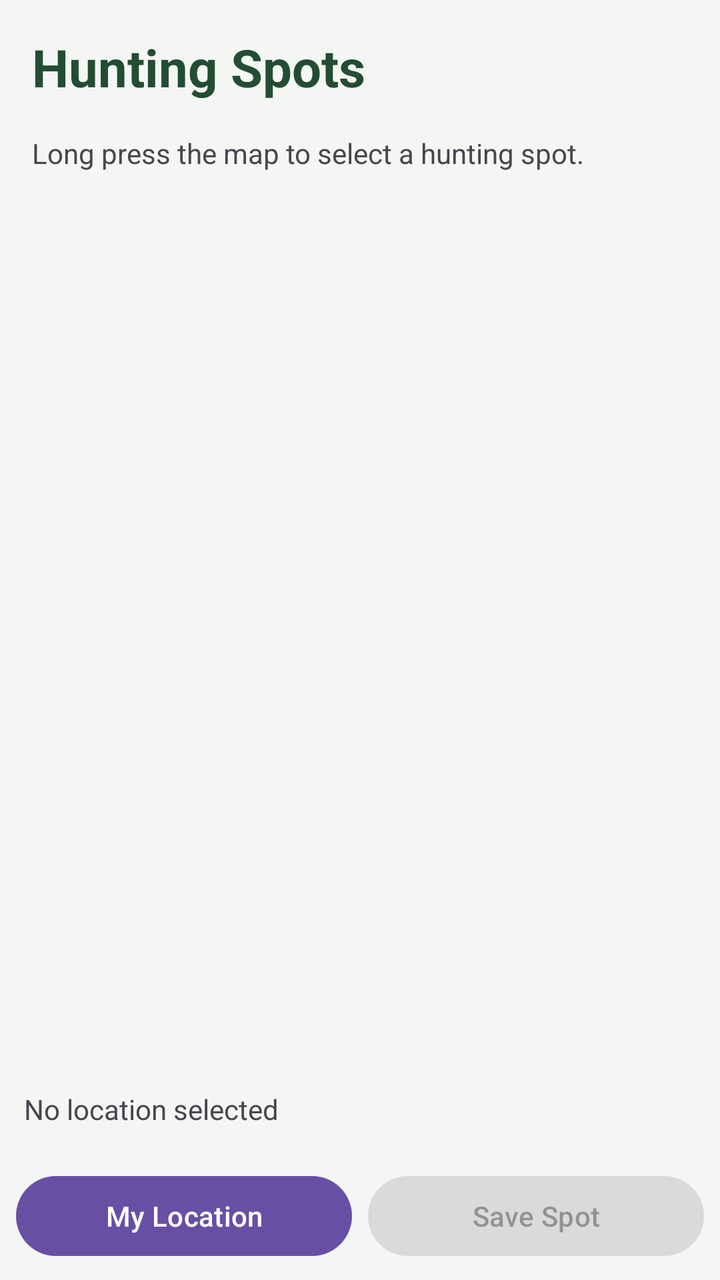
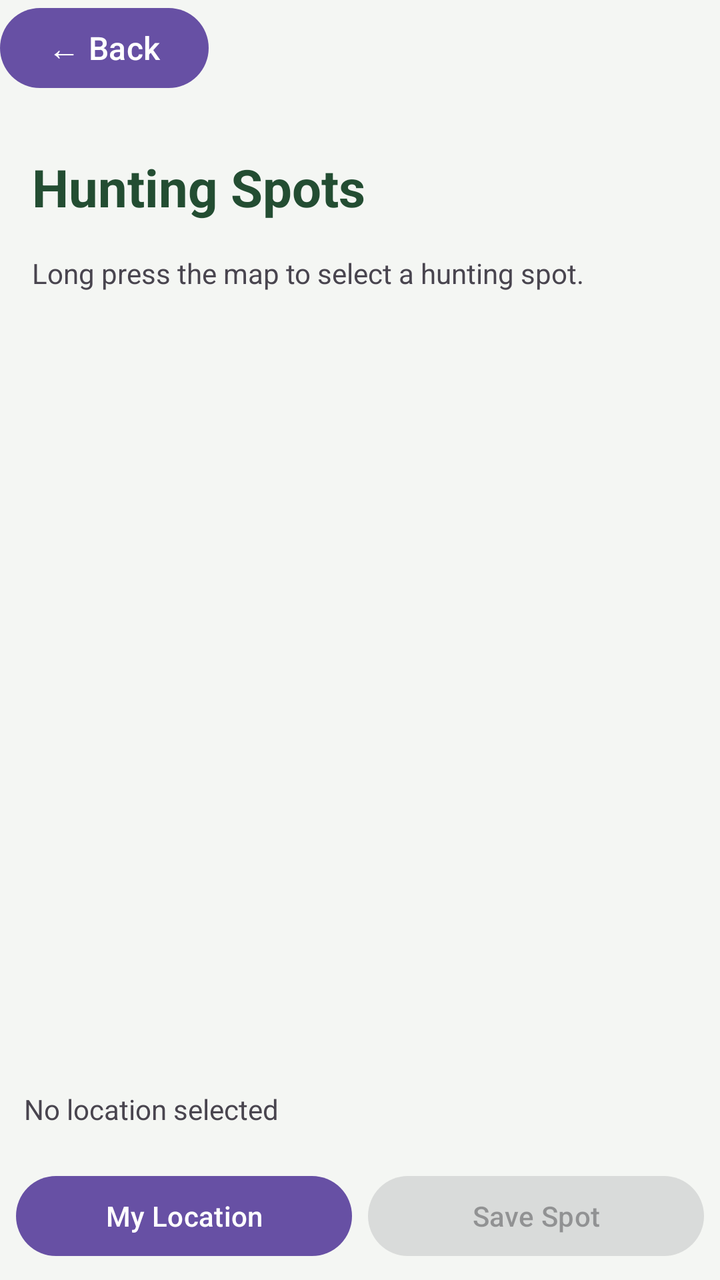

An Android layout rendered at two revisions. The XML below is the earlier revision; the diff shows what the commit changed to produce the second picture.
<!-- AndroidManifest.xml: application theme Theme.HuntersStory -->
<!-- res/layout/activity_spots.xml -->
<?xml version="1.0" encoding="utf-8"?>
<LinearLayout
    xmlns:android="http://schemas.android.com/apk/res/android"
    android:layout_width="match_parent"
    android:layout_height="match_parent"
    android:orientation="vertical"
    android:background="#F4F6F3">

    <TextView
        android:layout_width="match_parent"
        android:layout_height="wrap_content"
        android:padding="16dp"
        android:text="Hunting Spots"
        android:textSize="26sp"
        android:textStyle="bold"
        android:textColor="#234D32" />

    <TextView
        android:layout_width="match_parent"
        android:layout_height="wrap_content"
        android:paddingStart="16dp"
        android:paddingBottom="12dp"
        android:text="Long press the map to select a hunting spot." />

    <FrameLayout
        android:id="@+id/mapContainer"
        android:layout_width="match_parent"
        android:layout_height="0dp"
        android:layout_weight="1" />

    <TextView
        android:id="@+id/tvSelectedSpot"
        android:layout_width="match_parent"
        android:layout_height="wrap_content"
        android:padding="12dp"
        android:text="No location selected" />

    <LinearLayout
        android:layout_width="match_parent"
        android:layout_height="wrap_content"
        android:orientation="horizontal"
        android:padding="8dp">

        <Button
            android:id="@+id/btnMyLocation"
            android:layout_width="0dp"
            android:layout_height="wrap_content"
            android:layout_weight="1"
            android:text="My Location" />

        <Button
            android:id="@+id/btnSaveSpot"
            android:layout_width="0dp"
            android:layout_height="wrap_content"
            android:layout_weight="1"
            android:layout_marginStart="8dp"
            android:enabled="false"
            android:text="Save Spot" />
    </LinearLayout>

</LinearLayout>
<!-- resources referenced by this layout -->
<resources>
  <style name="Theme.HuntersStory" parent="Base.Theme.HuntersStory" />
  <style name="Base.Theme.HuntersStory" parent="Theme.Material3.DayNight.NoActionBar">
          
          
      </style>
</resources>

<!-- the commit's change to res/layout/activity_spots.xml (unified diff, before → after) -->
@@ -4,7 +4,9 @@
     android:layout_width="match_parent"
     android:layout_height="match_parent"
     android:orientation="vertical"
-    android:background="#F4F6F3">
+    android:background="#F4F6F3"
+    android:fitsSystemWindows="true">
+    <include layout="@layout/layout_back_button" />
 
     <TextView
         android:layout_width="match_parent"
@@ -59,3 +61,14 @@
     </LinearLayout>
 
 </LinearLayout>
+<!-- res/layout/layout_back_button.xml (included above) -->
+<?xml version="1.0" encoding="utf-8"?>
+<Button xmlns:android="http://schemas.android.com/apk/res/android"
+    android:id="@+id/btnBack"
+    android:layout_width="wrap_content"
+    android:layout_height="48dp"
+    android:layout_marginBottom="12dp"
+    android:text="← Back"
+    android:textAllCaps="false"
+    android:textSize="16sp"
+    android:contentDescription="Go back to previous screen" />
